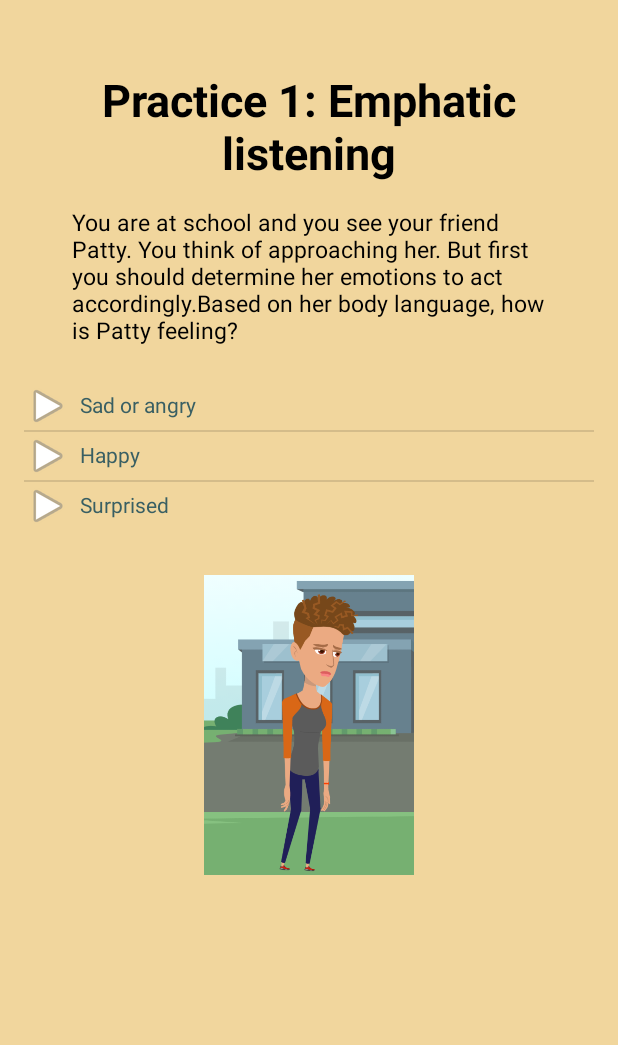
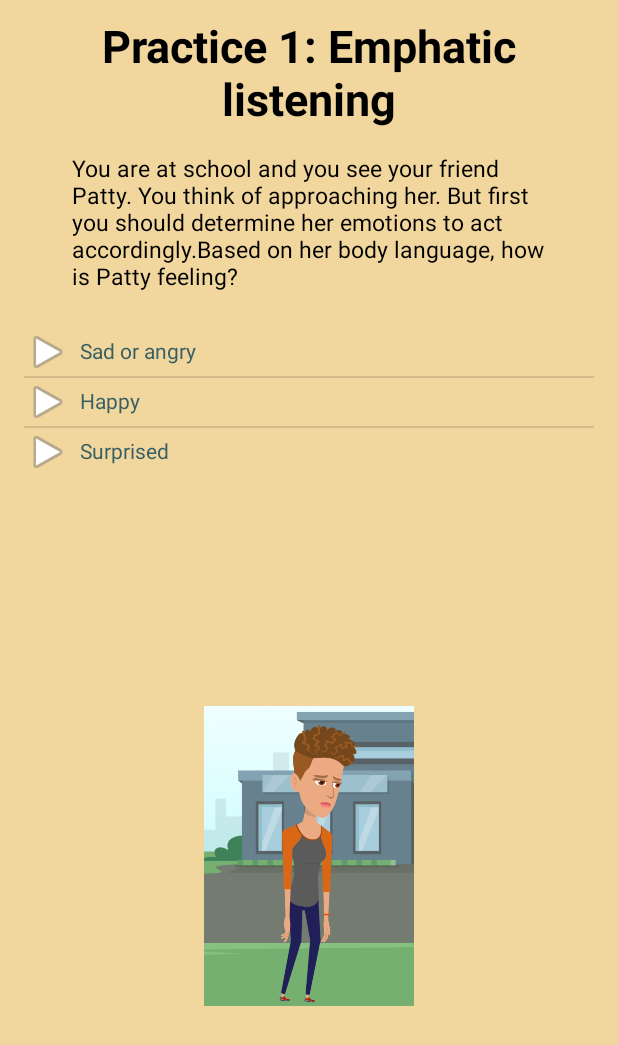
Before and after one commit to TeddyK333/PrattleBattleOfficial, an Android app: the PracticeActivity screen opened directly, with no data from a screen before it, on a phone screen of 412 x 824 dp. Shown: the top 1045 px of the screen. Run offline under Robolectric (Android 15) with nearby library versions, the phone set to English and light mode, and no system bars.

Commit message:
think of better hints + fix design + test and look for errors + warning backup in manifest

```diff
--- a/app/src/main/AndroidManifest.xml
+++ b/app/src/main/AndroidManifest.xml
@@ -9,10 +9,6 @@
         android:roundIcon="@mipmap/ic_launcher_round"
         android:supportsRtl="true"
         android:theme="@style/Theme.PrattleBattle">
-        <meta-data
-            android:name="com.google.android.actions"
-            android:resource="@xml/frame_image_view" />
-
         <activity android:name=".LessonsMenuActivity" />
         <activity android:name=".PracticeActivity" />
         <activity android:name=".MainActivity">
@@ -26,8 +22,7 @@
         <activity android:name=".RegistrationActivity" />
         <activity android:name=".IntroActivity" />
         <activity
-            android:name=".QuizActivity"
-            android:exported="true" />
+            android:name=".QuizActivity" />
     </application>
 
 </manifest>
--- a/app/src/main/java/com/example/prattlebattle/PracticeActivity.java
+++ b/app/src/main/java/com/example/prattlebattle/PracticeActivity.java
@@ -11,6 +11,7 @@ import android.os.Bundle;
 import android.view.View;
 import android.widget.AdapterView;
 import android.widget.ArrayAdapter;
+import android.widget.ImageView;
 import android.widget.ListView;
 import android.widget.TextView;
 
@@ -29,6 +30,7 @@ public class PracticeActivity extends AppCompatActivity {
     private ListView listView;
     private TextView scenarioTitle;
     private TextView scenarioText;
+    private ImageView scenarioImage;
 
     @Override
     protected void onCreate(Bundle savedInstanceState) {
@@ -37,7 +39,9 @@ public class PracticeActivity extends AppCompatActivity {
 
         scenarioTitle = findViewById(R.id.TextViewPracticeTitle);
         scenarioText = findViewById(R.id.TextViewPracticeText);
+        scenarioImage = findViewById(R.id.imageViewPractice);
         listView = (ListView) findViewById(R.id.PracticeActionsList);
+
 
         init();
     }
@@ -50,14 +54,13 @@ public class PracticeActivity extends AppCompatActivity {
     private void setScenario() {
         scenarioTitle.setText(practiceScenarios[currentPracticeScenario].title);
         scenarioText.setText(practiceScenarios[currentPracticeScenario].text);
+        scenarioImage.setImageResource(practiceScenarios[currentPracticeScenario].image);
         itemsAdapter = new ActionAdapter(this, practiceScenarios[currentPracticeScenario].actions);
         listView.setAdapter(itemsAdapter);
     }
 
     private void setListeners() {
-        listView.setOnItemClickListener((parent, view, position, id) -> {
-            onActionClick(position);
-        });
+        listView.setOnItemClickListener((parent, view, position, id) -> onActionClick(position));
     }
 
     private void onActionClick(int actionNumber) {
--- a/app/src/main/java/com/example/prattlebattle/data/PracticeScenarios.java
+++ b/app/src/main/java/com/example/prattlebattle/data/PracticeScenarios.java
@@ -7,7 +7,7 @@ import com.example.prattlebattle.model.PracticeScenario;
 public class PracticeScenarios {
 
     private final static PracticeScenario scenario1 = new PracticeScenario("Practice 1: Emphatic listening",
-            "You are at school and you see your friend Patty. You think of approaching her. But first you should determine her emotions to act accordingly.Based on her body language, how is Patty feeling?",
+            "You are at school and you see your friend Patty. You think of approaching her. But first you should determine her emotions to act accordingly.Based on her body language, how is Patty feeling?", R.drawable.pr1,
             new PracticeAction[]{
                     new PracticeAction("Sad or angry", "Great choice!", true, null),
                     new PracticeAction("Happy", "Look at her mouth, eyebrows and shoulders.", false, 1),
@@ -16,7 +16,7 @@ public class PracticeScenarios {
     );
 
     private final static PracticeScenario scenario2 = new PracticeScenario("Practice 1: Emphatic listening",
-            "What will you do?",
+            "What will you do?", R.drawable.pr1,
             new PracticeAction[]{
                     new PracticeAction("Approach her", "Great choice!", true, null),
                     new PracticeAction("Walk away", "Patty is your friend. If you approach her, you may make her feel better. We have learned together how to perform active listening, so you should at least try.", false, 1)
@@ -24,14 +24,14 @@ public class PracticeScenarios {
     );
 
     private final static PracticeScenario scenario3 = new PracticeScenario("Practice 1: Emphatic listening",
-            "",
+            "", R.drawable.pr2,
             new PracticeAction[]{
                     new PracticeAction("Say: \"Hi, Patty.\"", "Moving forwards.", true, null),
 
             }
     );
     private final static PracticeScenario scenario4 = new PracticeScenario("Practice 1: Emphatic listening",
-            "Patty: \"Hello\"",
+            "Patty: \"Hello\"", R.drawable.pr3,
             new PracticeAction[]{
                     new PracticeAction("Say \"You seem upset. What's the matter?\"", "Great choice!", true, null),
                     new PracticeAction("Act like you haven't noticed and start talking about yourself.", "Patty is your friend. It is worth trying to show empathy. If she doesn't want to share, it is okay, you've at least tried.", false, 1)
@@ -39,7 +39,7 @@ public class PracticeScenarios {
             }
     );
     private final static PracticeScenario scenario5 = new PracticeScenario("Practice 1: Emphatic listening",
-            "Patty: \"Oh, i got into an argument with my sister yesterday and we still haven't talked. We act like we don't know each other!\"",
+            "Patty: \"Oh, i got into an argument with my sister yesterday and we still haven't talked. We act like we don't know each other!\"", R.drawable.pr3,
             new PracticeAction[]{
                     new PracticeAction("Say \"I see. Why though?\"", "Great choice!", true, null),
                     new PracticeAction("Change the topic", "Empathetic listening is all about seeking to understand the other individual, not avoiding talking about their concerns.", false, 1),
@@ -47,7 +47,7 @@ public class PracticeScenarios {
             }
     );
     private final static PracticeScenario scenario6 = new PracticeScenario("Practice 1: Emphatic listening",
-            "Patty: \"So, usually, my sister and I take turns doing the chores every day. Yesterday, before my mum went to work, she told us to wash the dishes. On schedule, it was my turn; however, the day before, when it was my sister's turn, i helped her out. Because i did most of the work, i assumed that she would be in charge yesterday.\"",
+            "Patty: \"So, usually, my sister and I take turns doing the chores every day. Yesterday, before my mum went to work, she told us to wash the dishes. On schedule, it was my turn; however, the day before, when it was my sister's turn, i helped her out. Because i did most of the work, i assumed that she would be in charge yesterday.\"", R.drawable.pr3,
             new PracticeAction[]{
                     new PracticeAction("Continue to listen", "Moving forwards", true, null),
 
@@ -55,7 +55,7 @@ public class PracticeScenarios {
             }
     );
     private final static PracticeScenario scenario7 = new PracticeScenario("Practice 1: Emphatic listening",
-            "Patty: \"But she had other ideas - i was the one who had to do the washing. So, I stayed in my room all day, watched movies and i didn't give the housekeeping any further thought. When our mum got home, she was mad at us, because no one had done anything.\"",
+            "Patty: \"But she had other ideas - i was the one who had to do the washing. So, I stayed in my room all day, watched movies and i didn't give the housekeeping any further thought. When our mum got home, she was mad at us, because no one had done anything.\"", R.drawable.pr3,
             new PracticeAction[]{
                     new PracticeAction("Paraphrase what was said : \"So, basically, both of you thought that the other one would do the washing. And as a result, no one did, right?\"", "Great choice. Summing up makes the other person understand that you are listening", true, null),
                     new PracticeAction("Say : \"You should go and tell your sister that she is wrong.\"", "Try not to offer your advice and opinion when they haven't been requested. The aim of empathetic listening is to let the other person share their concerns and let some steam off.", false, 1),
@@ -64,7 +64,7 @@ public class PracticeScenarios {
             }
     );
     private final static PracticeScenario scenario8 = new PracticeScenario("Practice 1: Emphatic listening",
-            "Patty: \"Exactly! When our mum yelled at us, my sister and i started pointing fingers at each other, which lead to a heated argument. We haven't talked since. I miss her and that makes me upset. What should i do?\"",
+            "Patty: \"Exactly! When our mum yelled at us, my sister and i started pointing fingers at each other, which lead to a heated argument. We haven't talked since. I miss her and that makes me upset. What should i do?\"", R.drawable.pr3,
             new PracticeAction[]{
                     new PracticeAction("Say : \"If I were you, i would try to talk to her about it. In my opinion, no one is wrong or right, the situation seems to be a misunderstanding.\"", "Great choice.", true, null),
 
@@ -73,7 +73,7 @@ public class PracticeScenarios {
             }
     );
     private final static PracticeScenario scenario9 = new PracticeScenario("Practice 1: Emphatic listening",
-            "Patty : \" I guess you are right, i may try talking to her. Thank you for listening, I feel much better now. Wanna go to class together?\"",
+            "Patty : \" I guess you are right, i may try talking to her. Thank you for listening, I feel much better now. Wanna go to class together?\"", R.drawable.pr3,
             new PracticeAction[]{
                     new PracticeAction("Say : \"Sure, let's go.\"", "Great choice.", true, null),
 
--- a/app/src/main/java/com/example/prattlebattle/model/PracticeScenario.java
+++ b/app/src/main/java/com/example/prattlebattle/model/PracticeScenario.java
@@ -3,12 +3,15 @@ package com.example.prattlebattle.model;
 public class PracticeScenario {
     public String title;
     public String text;
+    public int image;
     public PracticeAction[] actions;
     public boolean isCompleted;
 
-    public PracticeScenario(String title, String text, PracticeAction[] actions) {
+    public PracticeScenario(String title, String text, int image, PracticeAction[] actions) {
         this.title = title;
         this.text = text;
+        this.image = image;
         this.actions = actions;
+
     }
 }
--- a/app/src/main/res/layout/activity_practice.xml
+++ b/app/src/main/res/layout/activity_practice.xml
@@ -13,7 +13,7 @@
         android:id="@+id/TextViewPracticeTitle"
         android:layout_width="wrap_content"
         android:layout_height="0dp"
-        android:layout_marginTop="46dp"
+        android:layout_marginTop="10dp"
         android:backgroundTint="@color/black"
         android:text="@string/Title"
         android:textAlignment="center"
@@ -48,11 +48,13 @@
         app:layout_constraintTop_toBottomOf="@id/TextViewPracticeText" />
 
     <ImageView
-        android:id="@+id/imageView"
+        android:id="@+id/imageViewPractice"
         android:layout_width="0dp"
         android:layout_height="200dp"
-        android:layout_marginTop="30dp"
+        android:layout_marginTop="10dp"
+        android:layout_marginBottom="10dp"
         android:visibility="visible"
+        app:layout_constraintBottom_toBottomOf="parent"
         app:layout_constraintEnd_toEndOf="parent"
         app:layout_constraintHorizontal_bias="1.0"
         app:layout_constraintStart_toStartOf="parent"
```
